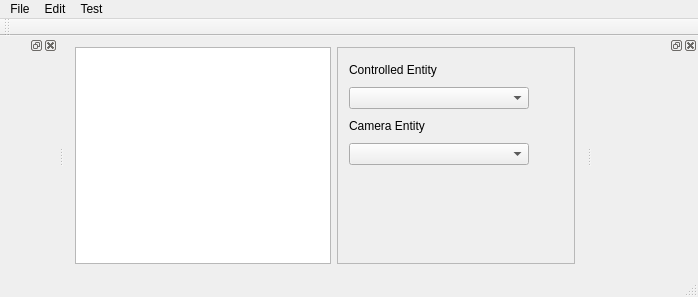
Above: editor/forms/mainwindow.ui from gameraccoon/hide-and-seek before the change. Below: the same form after it.
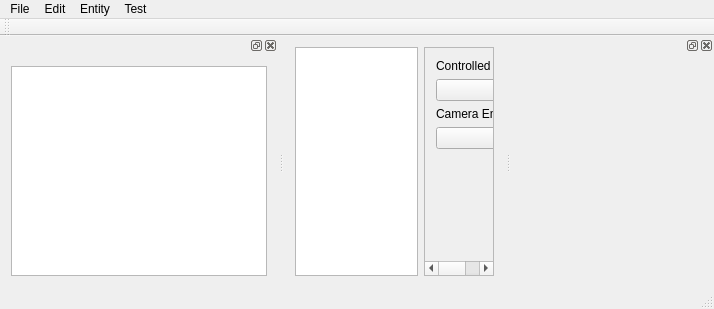
That is the form after the change.

Commit message: Base for editing components in the editor

```diff
--- a/editor/forms/mainwindow.ui
+++ b/editor/forms/mainwindow.ui
@@ -6,24 +6,37 @@
    <rect>
     <x>0</x>
     <y>0</y>
-    <width>698</width>
-    <height>297</height>
+    <width>714</width>
+    <height>309</height>
    </rect>
   </property>
   <property name="windowTitle">
    <string>MainWindow</string>
   </property>
   <widget class="QWidget" name="centralWidget">
+   <property name="sizePolicy">
+    <sizepolicy hsizetype="Expanding" vsizetype="Preferred">
+     <horstretch>0</horstretch>
+     <verstretch>0</verstretch>
+    </sizepolicy>
+   </property>
    <layout class="QVBoxLayout" name="verticalLayout">
     <item>
      <layout class="QHBoxLayout" name="horizontalLayout">
       <item>
-       <widget class="QListWidget" name="entitiesList"/>
+       <widget class="QListWidget" name="entitiesList">
+        <property name="sizePolicy">
+         <sizepolicy hsizetype="Expanding" vsizetype="Expanding">
+          <horstretch>0</horstretch>
+          <verstretch>0</verstretch>
+         </sizepolicy>
+        </property>
+       </widget>
       </item>
       <item>
        <widget class="QScrollArea" name="scrollArea">
         <property name="sizePolicy">
-         <sizepolicy hsizetype="Expanding" vsizetype="Expanding">
+         <sizepolicy hsizetype="Preferred" vsizetype="Expanding">
           <horstretch>0</horstretch>
           <verstretch>0</verstretch>
          </sizepolicy>
@@ -42,8 +55,8 @@
           <rect>
            <x>0</x>
            <y>0</y>
-           <width>204</width>
-           <height>214</height>
+           <width>162</width>
+           <height>212</height>
           </rect>
          </property>
          <property name="sizePolicy">
@@ -52,16 +65,7 @@
            <verstretch>0</verstretch>
           </sizepolicy>
          </property>
-         <widget class="QWidget" name="verticalLayoutWidget_2">
-          <property name="geometry">
-           <rect>
-            <x>0</x>
-            <y>0</y>
-            <width>202</width>
-            <height>128</height>
-           </rect>
-          </property>
-          <layout class="QVBoxLayout" name="verticalLayout_3">
+         <layout class="QVBoxLayout" name="verticalLayout_4">
            <item>
             <widget class="QLabel" name="controlledEntityLabel">
              <property name="text">
@@ -108,8 +112,20 @@
              </property>
             </widget>
            </item>
-          </layout>
-         </widget>
+          <item>
+           <spacer name="verticalSpacer">
+            <property name="orientation">
+             <enum>Qt::Vertical</enum>
+            </property>
+            <property name="sizeHint" stdset="0">
+             <size>
+              <width>20</width>
+              <height>40</height>
+             </size>
+            </property>
+           </spacer>
+          </item>
+         </layout>
         </widget>
        </widget>
       </item>
@@ -122,7 +138,7 @@
     <rect>
      <x>0</x>
      <y>0</y>
-     <width>698</width>
+     <width>714</width>
      <height>27</height>
     </rect>
    </property>
@@ -150,8 +166,17 @@
     </property>
     <addaction name="actionRun_Game"/>
    </widget>
+   <widget class="QMenu" name="menuEntity">
+    <property name="title">
+     <string>Entity</string>
+    </property>
+    <addaction name="actionCreate"/>
+    <addaction name="separator"/>
+    <addaction name="actionAdd_Component"/>
+   </widget>
    <addaction name="menuFile"/>
    <addaction name="menuEdit"/>
+   <addaction name="menuEntity"/>
    <addaction name="menuRun"/>
   </widget>
   <widget class="QToolBar" name="mainToolBar">
@@ -163,23 +188,56 @@
    </attribute>
   </widget>
   <widget class="QStatusBar" name="statusBar"/>
-  <widget class="QDockWidget" name="dockWidget">
+  <widget class="QDockWidget" name="componentsListSubWindow">
+   <property name="sizePolicy">
+    <sizepolicy hsizetype="Preferred" vsizetype="Preferred">
+     <horstretch>0</horstretch>
+     <verstretch>0</verstretch>
+    </sizepolicy>
+   </property>
+   <property name="accessibleName">
+    <string/>
+   </property>
    <attribute name="dockWidgetArea">
     <number>1</number>
    </attribute>
-   <widget class="QWidget" name="dockWidgetContents"/>
-  </widget>
-  <widget class="QDockWidget" name="dockWidget_2">
+   <widget class="QWidget" name="dockWidgetContents">
+    <property name="sizePolicy">
+     <sizepolicy hsizetype="Preferred" vsizetype="Preferred">
+      <horstretch>0</horstretch>
+      <verstretch>0</verstretch>
+     </sizepolicy>
+    </property>
+    <layout class="QVBoxLayout" name="verticalLayout_2">
+     <item>
+      <widget class="QListWidget" name="componentsList">
+       <property name="sizePolicy">
+        <sizepolicy hsizetype="Expanding" vsizetype="Expanding">
+         <horstretch>0</horstretch>
+         <verstretch>0</verstretch>
+        </sizepolicy>
+       </property>
+       <property name="autoFillBackground">
+        <bool>false</bool>
+       </property>
+      </widget>
+     </item>
+    </layout>
+   </widget>
+  </widget>
+  <widget class="QDockWidget" name="componentPropertiesSubWindow">
    <property name="minimumSize">
     <size>
-     <width>106</width>
-     <height>54</height>
+     <width>203</width>
+     <height>182</height>
     </size>
    </property>
    <attribute name="dockWidgetArea">
     <number>2</number>
    </attribute>
-   <widget class="QWidget" name="dockWidgetContents_2"/>
+   <widget class="QWidget" name="componentPropertiesContainer">
+    <layout class="QVBoxLayout" name="verticalLayout_3"/>
+   </widget>
   </widget>
   <action name="actionOpen_World">
    <property name="text">
```
Left out of the diff: 10 changed lines with no effect on the pictures. Lines whose indentation alone changed are shown as unchanged. The commit also changes 23 other files.
